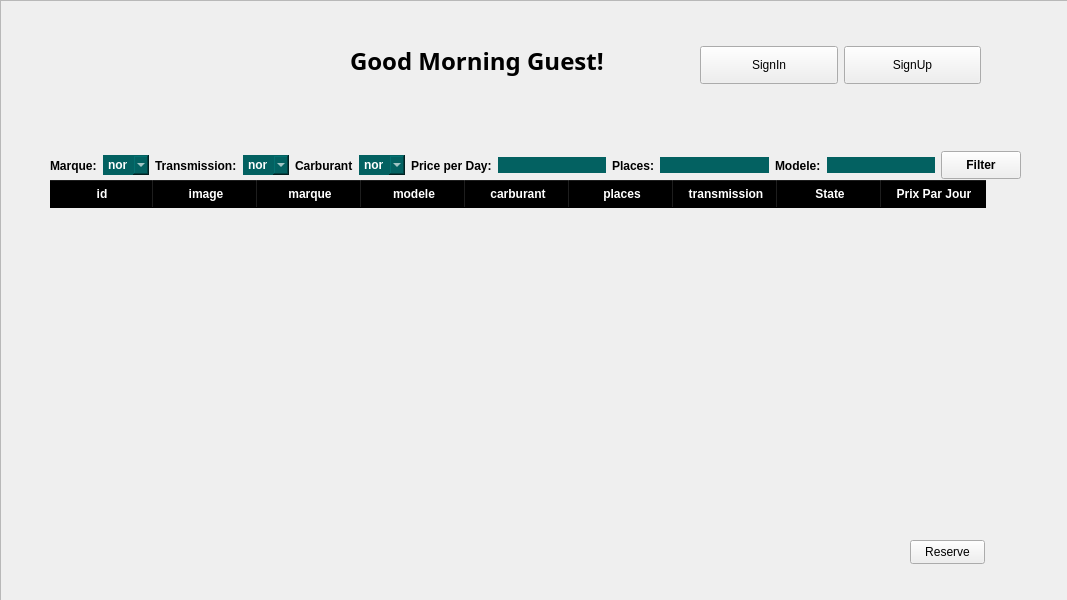
The window that UI/tabw.ui (Rolerdxx/Car-Rental) describes before a commit, drawn with Qt 5.
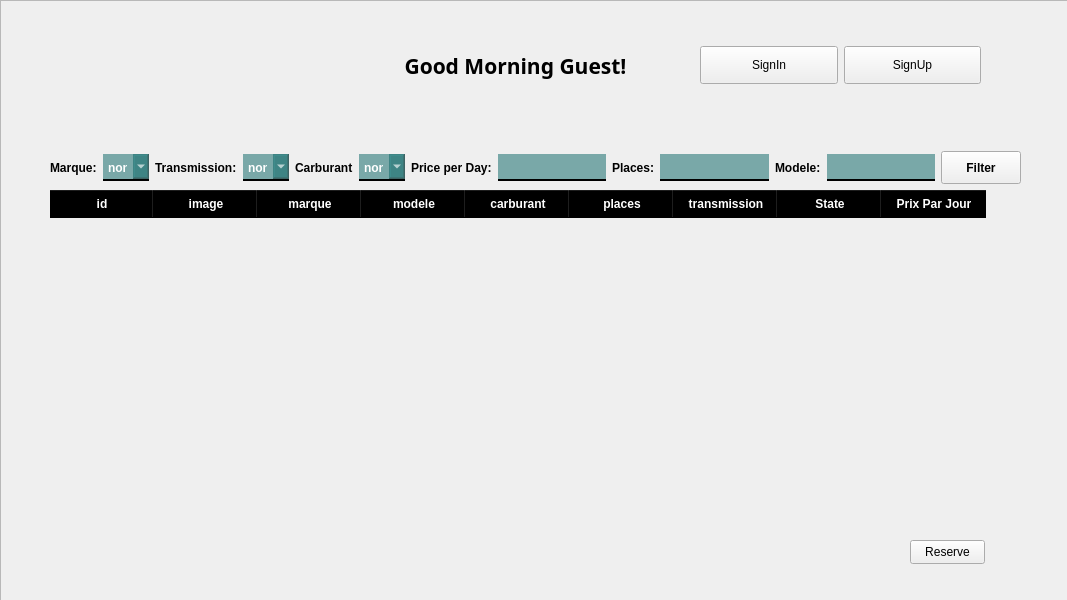
The same window after the commit. Icons and pictures are not drawn.

The edit to the form file:
```diff
--- a/UI/tabw.ui
+++ b/UI/tabw.ui
@@ -24,7 +24,7 @@
    <property name="geometry">
     <rect>
      <x>50</x>
-     <y>180</y>
+     <y>190</y>
      <width>971</width>
      <height>381</height>
     </rect>
@@ -163,7 +163,7 @@
       <x>50</x>
       <y>150</y>
       <width>971</width>
-      <height>31</height>
+      <height>36</height>
      </rect>
     </property>
     <layout class="QHBoxLayout" name="horizontalLayout">
@@ -181,11 +181,12 @@
      <item>
       <widget class="QComboBox" name="marque">
        <property name="styleSheet">
-        <string notr="true">background-color:#036161;
+        <string notr="true">background-color:rgba(3, 97, 97, 0.5);
 color: white;
 font-weight:bold;
-border: solid 0px;
-height:20px</string>
+border:solid 0px;
+border-bottom:2px solid black;
+height:25px;</string>
        </property>
        <item>
         <property name="text">
@@ -207,11 +208,12 @@
      <item>
       <widget class="QComboBox" name="transmission">
        <property name="styleSheet">
-        <string notr="true">background-color:#036161;
+        <string notr="true">background-color:rgba(3, 97, 97, 0.5);
 color: white;
 font-weight:bold;
-border: solid 0px;
-height:20px</string>
+border:solid 0px;
+border-bottom:2px solid black;
+height:25px;</string>
        </property>
        <item>
         <property name="text">
@@ -234,11 +236,12 @@
      <item>
       <widget class="QComboBox" name="carburant">
        <property name="styleSheet">
-        <string notr="true">background-color:#036161;
+        <string notr="true">background-color:rgba(3, 97, 97, 0.5);
 color: white;
 font-weight:bold;
-border: solid 0px;
-height:20px</string>
+border:solid 0px;
+border-bottom:2px solid black;
+height:25px;</string>
        </property>
        <item>
         <property name="text">
@@ -260,10 +263,12 @@
      <item>
       <widget class="QLineEdit" name="prix">
        <property name="styleSheet">
-        <string notr="true">background-color:#036161;
+        <string notr="true">background-color:rgba(3, 97, 97, 0.5);
 color: white;
 font-weight:bold;
-border:solid 0px</string>
+border:solid 0px;
+border-bottom:2px solid black;
+height:25px;</string>
        </property>
       </widget>
      </item>
@@ -280,10 +285,12 @@
      <item>
       <widget class="QLineEdit" name="place">
        <property name="styleSheet">
-        <string notr="true">background-color:#036161;
+        <string notr="true">background-color:rgba(3, 97, 97, 0.5);
 color: white;
 font-weight:bold;
-border:solid 0px</string>
+border:solid 0px;
+border-bottom:2px solid black;
+height:25px;</string>
        </property>
       </widget>
      </item>
@@ -300,10 +307,12 @@
      <item>
       <widget class="QLineEdit" name="modele">
        <property name="styleSheet">
-        <string notr="true">background-color:#036161;
+        <string notr="true">background-color:rgba(3, 97, 97, 0.5);
 color: white;
 font-weight:bold;
-border:solid 0px</string>
+border:solid 0px;
+border-bottom:2px solid black;
+height:25px;</string>
        </property>
       </widget>
      </item>
@@ -311,8 +320,8 @@
       <widget class="QPushButton" name="Filter">
        <property name="styleSheet">
         <string notr="true">font-weight:bold;
-height:20px;
-width:35px</string>
+height:25px;
+width:60px</string>
        </property>
        <property name="text">
         <string>Filter</string>
@@ -324,16 +333,16 @@
    <widget class="QLabel" name="label">
     <property name="geometry">
      <rect>
-      <x>350</x>
+      <x>330</x>
       <y>40</y>
-      <width>311</width>
-      <height>41</height>
+      <width>371</width>
+      <height>51</height>
      </rect>
     </property>
     <property name="font">
      <font>
       <family>Oswald Stencil</family>
-      <pointsize>18</pointsize>
+      <pointsize>16</pointsize>
       <weight>75</weight>
       <bold>true</bold>
      </font>
@@ -341,6 +350,9 @@
     <property name="text">
      <string>Good Morning Guest!</string>
     </property>
+    <property name="alignment">
+     <set>Qt::AlignCenter</set>
+    </property>
    </widget>
    <widget class="QWidget" name="layoutWidget">
     <property name="geometry">
```
Left out of the diff: 3 changed lines with no effect on the pictures.
